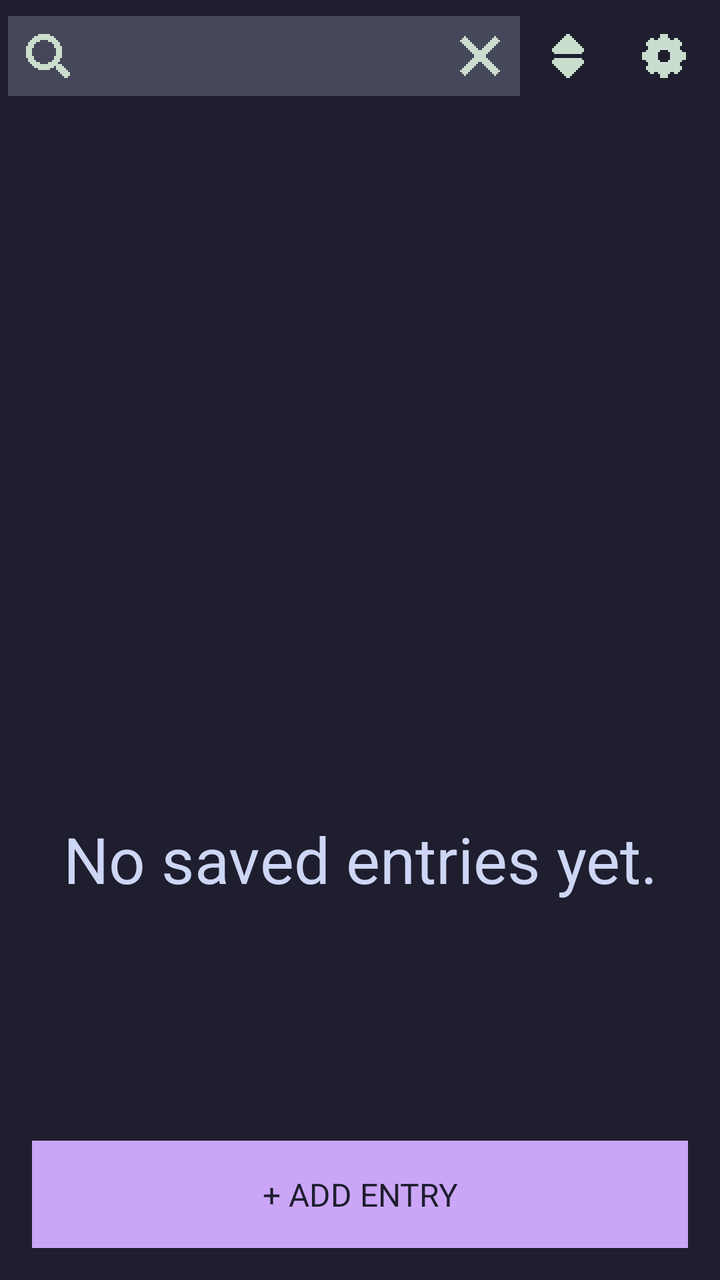
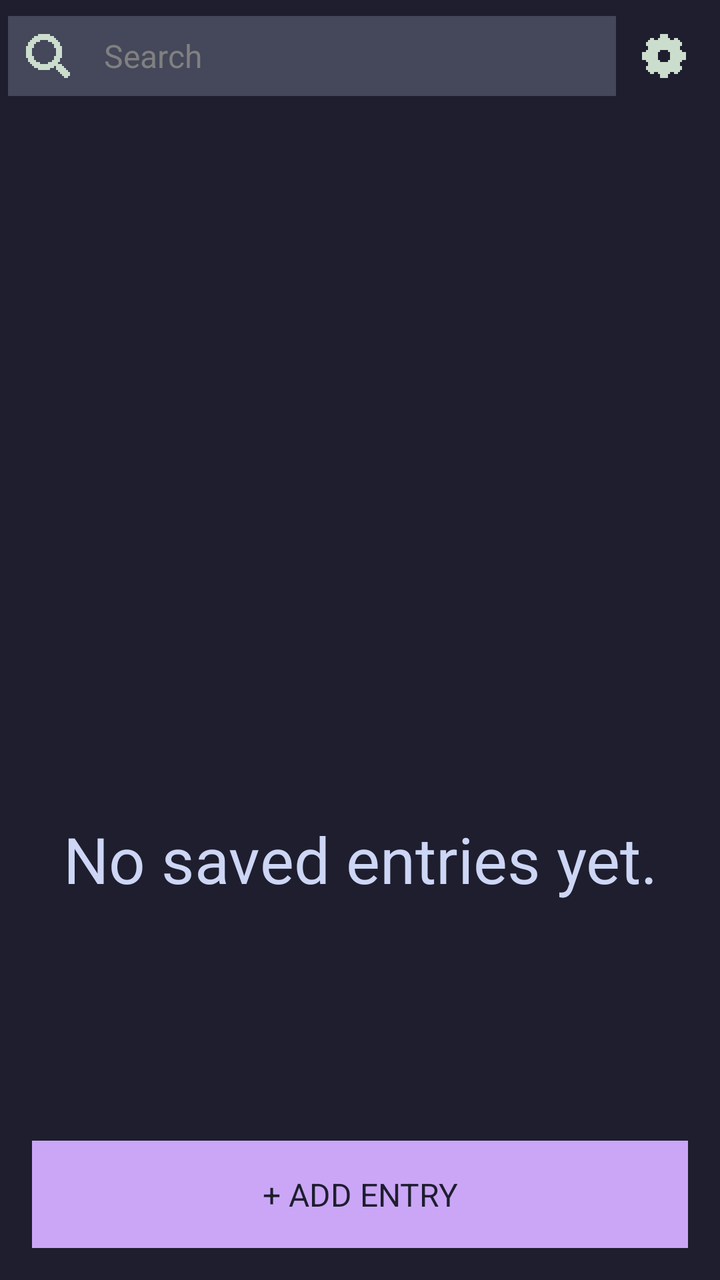

Screens rendered from an Android XML layout before and after an edit, with the pre-edit source and the edit as a unified diff.
<!-- AndroidManifest.xml: application theme Theme.Okapi -->
<!-- res/layout/activity_main.xml -->
<?xml version="1.0" encoding="utf-8"?>
<LinearLayout xmlns:android="http://schemas.android.com/apk/res/android"
    android:id="@+id/root"
    style="@style/VerticalList"
    android:layout_height="match_parent"
    android:background="@color/base">

    <LinearLayout
        android:id="@+id/toolbar_row"
        style="@style/HorizontalList"
        android:padding="4sp">

        <LinearLayout
            style="@style/HorizontalList"
            android:layout_width="0dp"
            android:layout_weight="1"
            android:background="@color/surface_0">

            <FrameLayout
                android:layout_width="wrap_content"
                android:layout_height="wrap_content"
                android:padding="8dp">

                <ImageView
                    style="@style/Icon24"
                    android:src="@drawable/px_search" />
            </FrameLayout>

            <EditText
                android:id="@+id/search"
                style="@style/EditText"
                android:layout_width="0dp"
                android:layout_weight="1"
                android:background="@color/surface_0"
                android:paddingTop="8dp"
                android:paddingBottom="8dp" />

            <FrameLayout
                android:id="@+id/clear_btn"
                android:layout_width="wrap_content"
                android:layout_height="wrap_content"
                android:padding="8dp">

                <ImageView
                    style="@style/Icon24"
                    android:src="@drawable/px_times" />
            </FrameLayout>
        </LinearLayout>

        <FrameLayout
            android:id="@+id/sort_btn"
            android:layout_width="wrap_content"
            android:layout_height="wrap_content"
            android:padding="@dimen/small">

            <ImageView
                style="@style/Icon24"
                android:contentDescription="@string/altdescr_sort"
                android:src="@drawable/px_sort" />
        </FrameLayout>

        <FrameLayout
            android:id="@+id/settings_btn"
            android:layout_width="wrap_content"
            android:layout_height="wrap_content"
            android:padding="@dimen/small">

            <ImageView
                style="@style/Icon24"
                android:contentDescription="@string/altdescr_open_settings"
                android:src="@drawable/px_cog" />
        </FrameLayout>

    </LinearLayout>

    <LinearLayout
        android:id="@+id/list_view"
        style="@style/VerticalList"
        android:layout_height="0dp"
        android:layout_weight="1">

        <ListView
            android:id="@+id/messages_list"
            android:layout_width="match_parent"
            android:layout_height="0dp"
            android:layout_weight="1"
            android:background="@android:color/transparent"
            android:cacheColorHint="@android:color/transparent"
            android:divider="@null"
            android:dividerHeight="0dp"
            android:fadingEdge="none"
            android:overScrollMode="never"
            android:scrollbars="none" />

        <TextView
            android:id="@+id/empty_label"
            style="@style/H2_Center"
            android:layout_height="0dp"
            android:layout_weight="1"
            android:text="@string/label_no_messages" />

        <Button
            android:id="@+id/add_btn"
            style="@style/BTN"
            android:layout_margin="16dp"
            android:text="@string/btn_add_message" />
    </LinearLayout>

    <LinearLayout
        android:id="@+id/edit_view"
        style="@style/VerticalList"
        android:layout_height="0dp"
        android:layout_weight="1"
        android:paddingLeft="16dp"
        android:paddingRight="16dp"
        android:paddingBottom="16dp"
        android:visibility="gone">

        <ScrollView
            android:layout_width="match_parent"
            android:layout_height="0dp"
            android:layout_weight="1"
            android:fadingEdge="none"
            android:fillViewport="true"
            android:overScrollMode="never"
            android:scrollbars="none">

            <LinearLayout style="@style/VerticalList">

                <LinearLayout style="@style/VerticalList_BG2">

                    <TextView
                        style="@style/Text"
                        android:text="@string/label_name" />

                    <View style="@style/SeparatorListVertical" />

                    <EditText
                        android:id="@+id/field_name"
                        style="@style/EditText"
                        android:inputType="textNoSuggestions" />
                </LinearLayout>

                <View style="@style/SeparatorListVertical" />

                <LinearLayout style="@style/VerticalList_BG2">

                    <TextView
                        style="@style/Text"
                        android:text="@string/label_user" />

                    <View style="@style/SeparatorListVertical" />

                    <EditText
                        android:id="@+id/field_user"
                        style="@style/EditText"
                        android:inputType="textNoSuggestions" />
                </LinearLayout>

                <View style="@style/SeparatorListVertical" />

                <LinearLayout style="@style/VerticalList_BG2">

                    <TextView
                        style="@style/Text"
                        android:text="@string/label_password" />

                    <View style="@style/SeparatorListVertical" />

                    <EditText
                        android:id="@+id/field_password"
                        style="@style/EditText"
                        android:inputType="textVisiblePassword" />
                </LinearLayout>

                <View style="@style/SeparatorListVertical" />

                <LinearLayout style="@style/VerticalList_BG2">

                    <TextView
                        style="@style/Text"
                        android:text="@string/label_url" />

                    <View style="@style/SeparatorListVertical" />

                    <EditText
                        android:id="@+id/field_url"
                        style="@style/EditText"
                        android:inputType="textUri|textNoSuggestions" />
                </LinearLayout>

                <View style="@style/SeparatorListVertical" />

                <LinearLayout style="@style/VerticalList_BG2">

                    <TextView
                        style="@style/Text"
                        android:text="@string/label_totp" />

                    <View style="@style/SeparatorListVertical" />

                    <EditText
                        android:id="@+id/field_totp"
                        style="@style/EditText"
                        android:inputType="textVisiblePassword" />
                </LinearLayout>
            </LinearLayout>
        </ScrollView>

        <View style="@style/Separator" />

        <Button
            android:id="@+id/save_btn"
            style="@style/BTN"
            android:text="@string/btn_save" />

        <View style="@style/SeparatorListVertical" />

        
        
        
        

        <Button
            android:id="@+id/archive_btn"
            style="@style/BTN_Danger"
            android:text="@string/btn_archive" />

        <View style="@style/SeparatorListVertical" />

        <Button
            android:id="@+id/cancel"
            style="@style/BTN"
            android:text="@string/btn_go_back" />
    </LinearLayout>
</LinearLayout>
<!-- resources referenced by this layout -->
<resources>
  <color name="base">#1E1E2E</color>
  <color name="surface_0">#45475A</color>
  <dimen name="small">12sp</dimen>
  <!-- drawable px_sort (drawable) -->
  <vector xmlns:android="http://schemas.android.com/apk/res/android"
      android:width="24dp"
      android:height="24dp"
      android:viewportWidth="24"
      android:viewportHeight="24">
    <path
        android:fillColor="#CBDECD"
        android:pathData="M11,1L11,2L10,2L10,3L9,3L9,4L8,4L8,5L7,5L7,6L6,6L6,7L5,7L5,8L4,8L4,10L5,10L5,11L19,11L19,10L20,10L20,8L19,8L19,7L18,7L18,6L17,6L17,5L16,5L16,4L15,4L15,3L14,3L14,2L13,2L13,1L11,1zM5,13L5,14L4,14L4,16L5,16L5,17L6,17L6,18L7,18L7,19L8,19L8,20L9,20L9,21L10,21L10,22L11,22L11,23L13,23L13,22L14,22L14,21L15,21L15,20L16,20L16,19L17,19L17,18L18,18L18,17L19,17L19,16L20,16L20,14L19,14L19,13L5,13z"/>
  </vector>
  <string name="altdescr_open_settings">Open Settings</string>
  <string name="altdescr_sort">Reorder messages</string>
  <string name="btn_add_message">+ ADD ENTRY</string>
  <string name="btn_archive">ARCHIVE</string>
  <string name="btn_go_back">GO BACK</string>
  <string name="btn_save">SAVE</string>
  <string name="label_name">Name</string>
  <string name="label_no_messages">No saved entries yet.</string>
  <string name="label_password">Password</string>
  <string name="label_totp">TOTP Secret</string>
  <string name="label_url">URL</string>
  <string name="label_user">User</string>
  <style name="H2_Center" parent="H2">
          <item name="android:gravity">center</item>
      </style>
  <dimen name="text">16sp</dimen>
  <color name="accent">#CBA6F7</color>
  <color name="error">#F38BA9</color>
  <color name="text">#CDD6F4</color>
  <color name="disabled">#585B70</color>
  <dimen name="space_between_elements">8dp</dimen>
  <dimen name="h2">32sp</dimen>
  <!-- unchanged entries left out for length: 16 -->
</resources>

<!-- the commit's change to res/layout/activity_main.xml (unified diff, before → after) -->
@@ -11,6 +11,7 @@
         android:padding="4sp">
 
         <LinearLayout
+            android:id="@+id/search_box"
             style="@style/HorizontalList"
             android:layout_width="0dp"
             android:layout_weight="1"
@@ -32,6 +33,9 @@
                 android:layout_width="0dp"
                 android:layout_weight="1"
                 android:background="@color/surface_0"
+                android:hint="@string/hint_search"
+                android:imeOptions="actionSearch"
+                android:inputType="textNoSuggestions"
                 android:paddingTop="8dp"
                 android:paddingBottom="8dp" />
 
@@ -39,25 +43,15 @@
                 android:id="@+id/clear_btn"
                 android:layout_width="wrap_content"
                 android:layout_height="wrap_content"
-                android:padding="8dp">
-
-                <ImageView
-                    style="@style/Icon24"
+                android:padding="8dp"
+                android:visibility="gone">
+
+                <ImageView
+                    style="@style/Icon24"
+                    android:contentDescription="@string/altdescr_clear_search"
                     android:src="@drawable/px_times" />
             </FrameLayout>
         </LinearLayout>
-
-        <FrameLayout
-            android:id="@+id/sort_btn"
-            android:layout_width="wrap_content"
-            android:layout_height="wrap_content"
-            android:padding="@dimen/small">
-
-            <ImageView
-                style="@style/Icon24"
-                android:contentDescription="@string/altdescr_sort"
-                android:src="@drawable/px_sort" />
-        </FrameLayout>
 
         <FrameLayout
             android:id="@+id/settings_btn"
@@ -98,6 +92,57 @@
             android:layout_height="0dp"
             android:layout_weight="1"
             android:text="@string/label_no_messages" />
+
+        <LinearLayout
+            android:id="@+id/menu_bar"
+            style="@style/HorizontalList_BG2"
+            android:padding="4sp"
+            android:visibility="gone">
+
+            <FrameLayout
+                android:id="@+id/multi_select_cancel_button"
+                android:layout_width="wrap_content"
+                android:layout_height="wrap_content"
+                android:padding="12sp">
+
+                <ImageView
+                    style="@style/Icon24"
+                    android:contentDescription="@string/altdescr_cancel_selection"
+                    android:src="@drawable/px_arrow_left" />
+            </FrameLayout>
+
+            <TextView
+                android:id="@+id/selected_count"
+                android:layout_width="0dp"
+                android:layout_height="wrap_content"
+                android:layout_weight="1"
+                android:textColor="@color/text"
+                android:textSize="18sp" />
+
+            <FrameLayout
+                android:id="@+id/archive_button"
+                android:layout_width="wrap_content"
+                android:layout_height="wrap_content"
+                android:padding="12sp">
+
+                <ImageView
+                    style="@style/Icon24"
+                    android:contentDescription="@string/altdescr_archive"
+                    android:src="@drawable/px_eye_cross" />
+            </FrameLayout>
+
+            <FrameLayout
+                android:id="@+id/move_to_group_button"
+                android:layout_width="wrap_content"
+                android:layout_height="wrap_content"
+                android:padding="12sp">
+
+                <ImageView
+                    style="@style/Icon24"
+                    android:contentDescription="@string/altdescr_move_to_group"
+                    android:src="@drawable/px_folder_enter" />
+            </FrameLayout>
+        </LinearLayout>
 
         <Button
             android:id="@+id/add_btn"
@@ -204,6 +249,22 @@
                         style="@style/EditText"
                         android:inputType="textVisiblePassword" />
                 </LinearLayout>
+
+                <View style="@style/SeparatorListVertical" />
+
+                <LinearLayout style="@style/VerticalList_BG2">
+
+                    <TextView
+                        style="@style/Text"
+                        android:text="@string/label_group" />
+
+                    <View style="@style/SeparatorListVertical" />
+
+                    <TextView
+                        android:id="@+id/field_group"
+                        style="@style/EditText"
+                        android:clickable="true" />
+                </LinearLayout>
             </LinearLayout>
         </ScrollView>
 
<!-- resource entries referenced after the edit -->
@@ -3,7 +3,7 @@
   <color name="base">#1E1E2E</color>
   <color name="surface_0">#45475A</color>
   <dimen name="small">12sp</dimen>
-  <!-- drawable px_sort (drawable) -->
+  <!-- drawable px_arrow_left (drawable) -->
   <vector xmlns:android="http://schemas.android.com/apk/res/android"
       android:width="24dp"
       android:height="24dp"
@@ -11,14 +11,39 @@
       android:viewportHeight="24">
     <path
         android:fillColor="#CBDECD"
-        android:pathData="M11,1L11,2L10,2L10,3L9,3L9,4L8,4L8,5L7,5L7,6L6,6L6,7L5,7L5,8L4,8L4,10L5,10L5,11L19,11L19,10L20,10L20,8L19,8L19,7L18,7L18,6L17,6L17,5L16,5L16,4L15,4L15,3L14,3L14,2L13,2L13,1L11,1zM5,13L5,14L4,14L4,16L5,16L5,17L6,17L6,18L7,18L7,19L8,19L8,20L9,20L9,21L10,21L10,22L11,22L11,23L13,23L13,22L14,22L14,21L15,21L15,20L16,20L16,19L17,19L17,18L18,18L18,17L19,17L19,16L20,16L20,14L19,14L19,13L5,13z"/>
+        android:pathData="M1,13l0,-2l1,0l0,-1l1,0l0,-1l1,0l0,-1l1,0l0,-1l1,0l0,-1l1,0l0,-1l1,0l0,-1l1,0l0,-1l1,0l0,-1l1,0l0,-1l1,0l0,1l1,0l0,1l1,0l0,1l-1,0l0,1l-1,0l0,1l-1,0l0,1l-1,0l0,1l-1,0l0,1l-1,0l0,1l15,0l0,4l-15,0l0,1l1,0l0,1l1,0l0,1l1,0l0,1l1,0l0,1l1,0l0,1l1,0l0,1l-1,0l0,1l-1,0l0,1l-1,0l0,-1l-1,0l0,-1l-1,0l0,-1l-1,0l0,-1l-1,0l0,-1l-1,0l0,-1l-1,0l0,-1l-1,0l0,-1l-1,0l0,-1l-1,0l0,-1l-1,0z"/>
   </vector>
+  <!-- drawable px_eye_cross (drawable) -->
+  <vector xmlns:android="http://schemas.android.com/apk/res/android"
+      android:width="24dp"
+      android:height="24dp"
+      android:viewportWidth="24"
+      android:viewportHeight="24">
+      <path
+          android:fillColor="#CBDECD"
+          android:pathData="M20,2L20,3L19,3L19,4L18,4L18,5L17,5L17,6L16,6L16,7L15,7L15,8L14,8L14,9L13,9L13,10L12,10L12,11L11,11L11,12L10,12L10,13L9,13L9,14L8,14L8,15L7,15L7,16L6,16L6,17L5,17L5,18L4,18L4,19L3,19L3,20L2,20L2,21L3,21L3,22L4,22L4,21L5,21L5,20L6,20L6,19L7,19L7,18L8,18L8,17L9,17L9,16L10,16L10,15L11,15L11,14L12,14L12,13L13,13L13,12L14,12L14,11L15,11L15,10L16,10L16,9L17,9L17,8L18,8L18,7L19,7L19,6L20,6L20,5L21,5L21,4L22,4L22,3L21,3L21,2L20,2zM7,5L7,6L5,6L5,7L4,7L4,8L3,8L3,9L2,9L2,11L1,11L1,13L2,13L2,15L3,15L3,16L5,16L5,15L6,15L6,14L7,14L7,13L6,13L6,11L7,11L7,9L8,9L8,8L9,8L9,7L11,7L11,6L13,6L13,7L14,7L14,6L15,6L15,5L7,5zM11,8L11,9L12,9L12,8L11,8zM19,8L19,9L18,9L18,10L17,10L17,11L18,11L18,13L17,13L17,15L16,15L16,16L15,16L15,17L13,17L13,18L11,18L11,17L10,17L10,18L9,18L9,19L17,19L17,18L19,18L19,17L20,17L20,16L21,16L21,15L22,15L22,13L23,13L23,11L22,11L22,9L21,9L21,8L19,8zM8,11L8,12L9,12L9,11L8,11zM15,12L15,13L16,13L16,12L15,12zM15,13L14,13L14,14L15,14L15,13zM14,14L13,14L13,15L14,15L14,14zM13,15L12,15L12,16L13,16L13,15z" />
+  </vector>
+  <!-- drawable px_folder_enter (drawable) -->
+  <vector xmlns:android="http://schemas.android.com/apk/res/android"
+      android:width="24dp"
+      android:height="24dp"
+      android:viewportWidth="24"
+      android:viewportHeight="24">
+    <path
+        android:fillColor="#CBDECD"
+        android:pathData="M2,2V3H1v8.996L9,12V9h1v1h1v1h1v1h1v1h1v1h-1v1h-1v1h-1v1h-1v1H9V15H1v6h1v1h20v-1h1V6H22V5H13V4H12V3H11V2Z"/>
+  </vector>
+  <string name="altdescr_archive">Archive</string>
+  <string name="altdescr_cancel_selection">Cancel selection</string>
+  <string name="altdescr_clear_search">Clear search</string>
+  <string name="altdescr_move_to_group">Move to group</string>
   <string name="altdescr_open_settings">Open Settings</string>
-  <string name="altdescr_sort">Reorder messages</string>
   <string name="btn_add_message">+ ADD ENTRY</string>
   <string name="btn_archive">ARCHIVE</string>
   <string name="btn_go_back">GO BACK</string>
   <string name="btn_save">SAVE</string>
+  <string name="hint_search">Search</string>
+  <string name="label_group">Group</string>
   <string name="label_name">Name</string>
   <string name="label_no_messages">No saved entries yet.</string>
   <string name="label_password">Password</string>
@@ -27,6 +52,10 @@
   <string name="label_user">User</string>
   <style name="H2_Center" parent="H2">
           <item name="android:gravity">center</item>
+      </style>
+  <style name="HorizontalList_BG2" parent="HorizontalList">
+          <item name="android:background">@color/surface_0</item>
+          <item name="android:padding">16dp</item>
       </style>
   <dimen name="text">16sp</dimen>
   <color name="accent">#CBA6F7</color>
